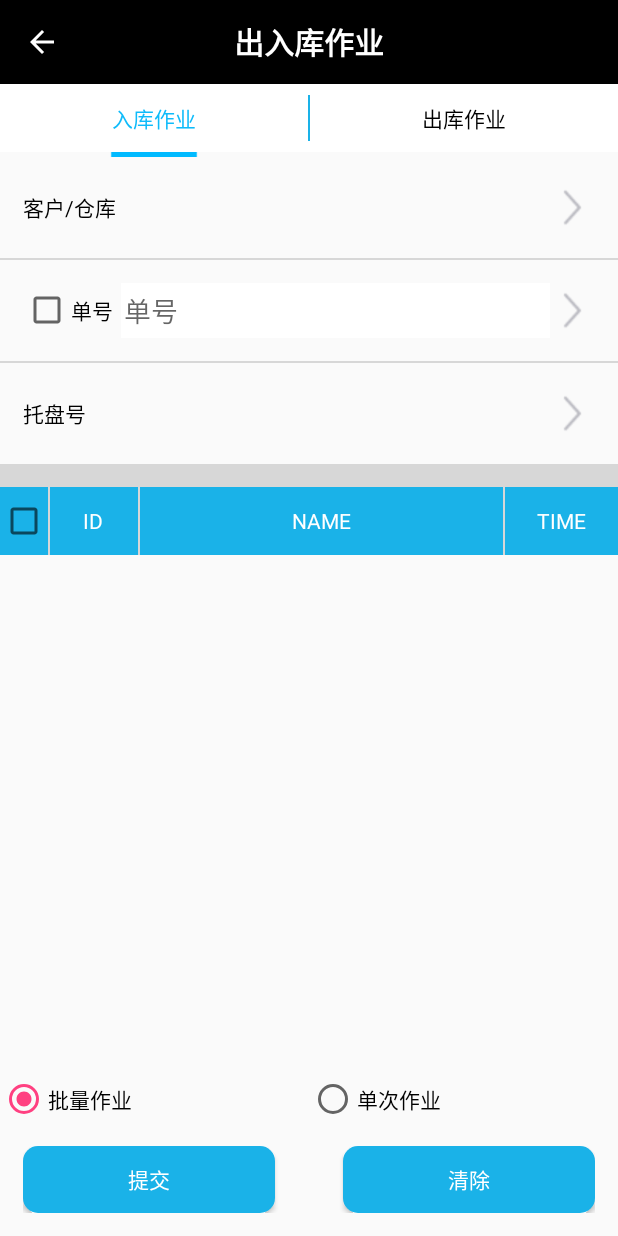
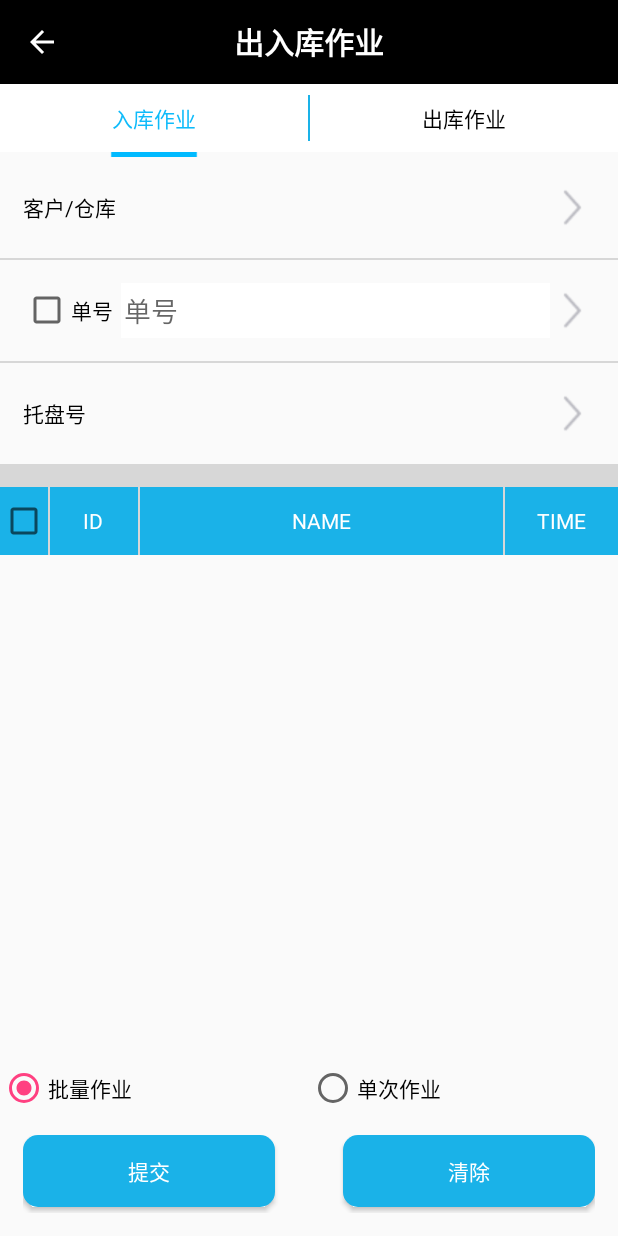
Before and after one commit to yzbbanban/LianTong, an Android app: the StockActivity screen opened directly, with no data from a screen before it, on a phone screen of 412 x 824 dp. Run offline under Robolectric (Android 15) with nearby library versions, the light colour scheme and no system bars; our stand-ins replace ButterKnife; libraries missing offline, so code that uses them is left out: com.bigkoo.pickerview; 5 statements that could not run were skipped.

Commit message:
完成图形界面

```diff
--- a/app/src/main/res/layout/stock_in_layout.xml
+++ b/app/src/main/res/layout/stock_in_layout.xml
@@ -190,7 +190,7 @@
 
     <LinearLayout
         android:layout_width="match_parent"
-        android:layout_height="@dimen/x50"
+        android:layout_height="@dimen/x55"
         android:layout_gravity="bottom"
         android:padding="@dimen/x10">
 
```
